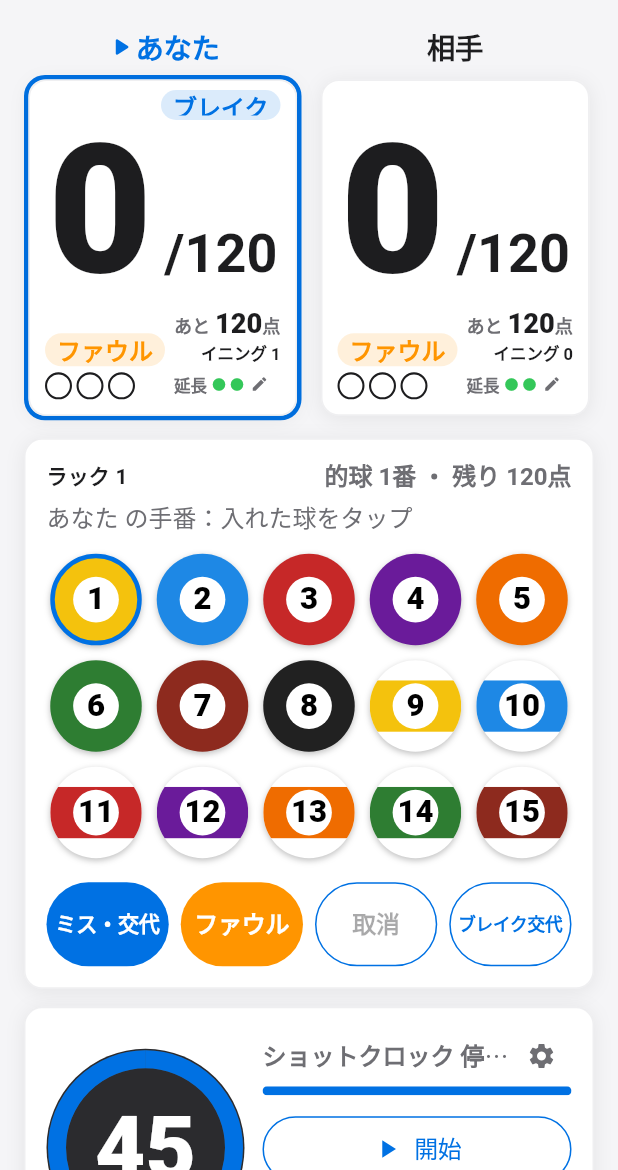
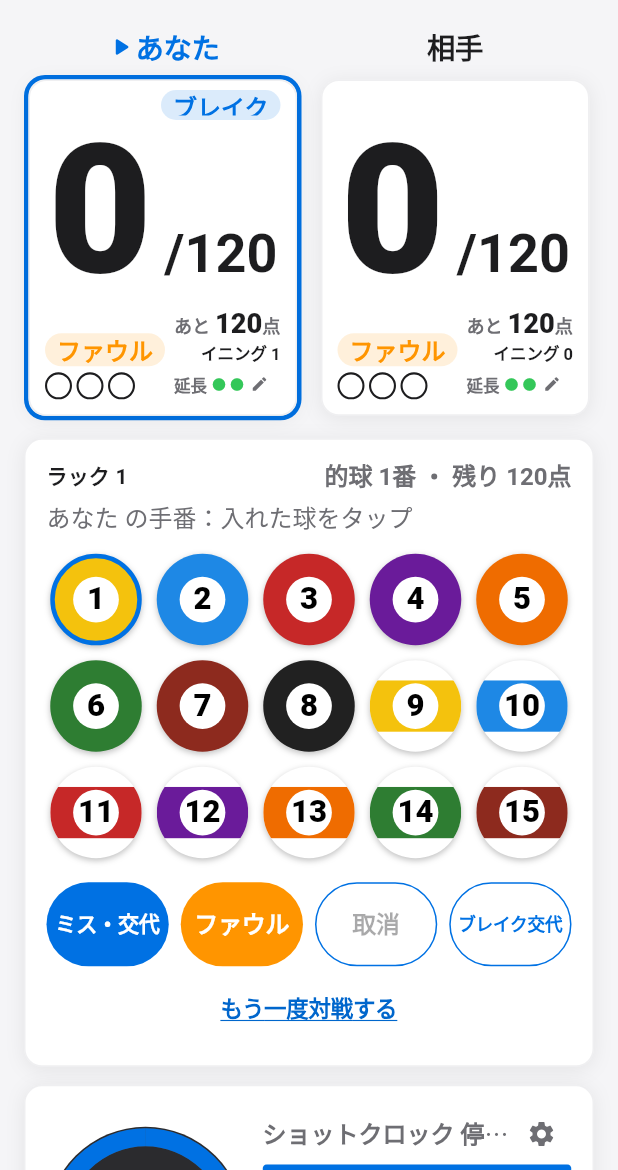
Before and after one commit to 7aota7-ai/billiards_flutter, a Flutter app: the RotationScreen screen opened by its route, on a phone screen of 412 x 824 dp, the part 66-1236 px from its top. Run offline on Flutter 3.47's test engine with Material 3 defaults, Android fonts, the phone set to English and light mode, and no system bars; our stand-ins replace camera, file_picker, image_picker, share_plus, shared_preferences, web; missing offline and left inert: dart:js_interop, gal; accounts and stored records are empty; Roboto replaces fonts that are missing (Meiryo UI).

Commit message:
feat: ローテーションに「もう一度対戦する」を追加、延長の初期値を2回に統一
- ボタン列の下にテキストリンクで配置。点数・延長・ファウル・記録をリセットし、
  目標点・延長回数・秒数・先攻ブレイクは維持（試合途中は確認を表示）
- エクステンション初期値をクラスに関係なく両者2回に

Co-Authored-By: Claude Opus 5.5 <noreply@anthropic.com>

```diff
--- a/lib/models/rotation_game.dart
+++ b/lib/models/rotation_game.dart
@@ -88,6 +88,7 @@ class RotationGame {
           extensions ?? const [defaultExtensions, defaultExtensions],
         ),
         _breaker = breaker,
+        _startBreaker = breaker,
         _shooter = breaker {
     _openInning();
   }
@@ -116,6 +117,9 @@ class RotationGame {
   final List<RotationInning> innings = <RotationInning>[];
 
   int _breaker;
+
+  /// 試合開始時の先攻ブレイク（もう一度対戦するときに同じ条件で始めるため）
+  int _startBreaker;
   int _shooter;
   int? winner;
   int _plays = 0;
@@ -186,6 +190,7 @@ class RotationGame {
   void setBreaker(int player) {
     if (isStarted) return;
     _breaker = player;
+    _startBreaker = player;
     _shooter = player;
     innings
       ..clear()
@@ -278,7 +283,10 @@ class RotationGame {
     _undoStack.removeLast().restoreTo(this);
   }
 
+  /// 同じ条件（目標点・エクステンション回数・先攻ブレイク）で試合をやり直す。
+  /// 点数・ファウル・使用済みエクステンション・ラック／イニング記録をリセット。
   void reset() {
+    _breaker = _startBreaker;
     scores
       ..[0] = 0
       ..[1] = 0;
--- a/lib/screens/rotation_screen.dart
+++ b/lib/screens/rotation_screen.dart
@@ -41,17 +41,9 @@ class RotationScreen extends StatefulWidget {
   State<RotationScreen> createState() => _RotationScreenState();
 }
 
-/// クラス別のエクステンション回数の初期値（A級以上3回、それ以外2回）。
-int _defaultExtensionsFor(PlayerRank? rank) =>
-    rank == PlayerRank.a || rank == PlayerRank.sa ? 3 : 2;
-
 class _RotationScreenState extends State<RotationScreen> {
-  late final RotationGame _game = RotationGame(
-    extensions: [
-      _defaultExtensionsFor(widget.p1Rank),
-      _defaultExtensionsFor(widget.p2Rank),
-    ],
-  );
+  // エクステンションは両者とも初期値2回（選手パネルの「延長」から変更可）
+  final RotationGame _game = RotationGame();
   final ShotClock _clock = ShotClock();
   Timer? _ticker;
 
@@ -252,12 +244,21 @@ class _RotationScreenState extends State<RotationScreen> {
     setState(() => _game.setTarget(player, result));
   }
 
-  Future<void> _confirmReset() async {
+  /// もう一度対戦する：同じ条件（目標点・延長回数・秒数・先攻ブレイク）で、
+  /// 点数・延長・ファウル・記録をリセット。試合の途中なら確認を出す。
+  Future<void> _rematch() => _confirmReset(askOnlyMidGame: true);
+
+  Future<void> _confirmReset({bool askOnlyMidGame = false}) async {
+    final midGame = _game.isStarted && _game.winner == null;
+    if (!askOnlyMidGame || midGame) {
       final ok = await showDialog<bool>(
         context: context,
         builder: (ctx) => AlertDialog(
-        title: const Text('試合をリセットしますか？'),
-        content: const Text('得点とラック履歴がすべて消えます。'),
+          title: Text(midGame ? '試合の途中です。やり直しますか？' : '試合をリセットしますか？'),
+          content: const Text(
+            '点数・延長・ファウル・ラック／イニング記録がリセットされます。\n'
+            '目標点・延長回数・ショットクロック秒数・先攻ブレイクはそのままです。',
+          ),
           actions: [
             TextButton(
               onPressed: () => Navigator.of(ctx).pop(false),
@@ -268,12 +269,14 @@ class _RotationScreenState extends State<RotationScreen> {
               style: TextButton.styleFrom(
                 foregroundColor: Theme.of(ctx).colorScheme.error,
               ),
-            child: const Text('リセット'),
+              child: const Text('やり直す'),
             ),
           ],
         ),
       );
       if (ok != true) return;
+    }
+    if (!mounted) return;
     setState(() {
       _game.reset();
       _clock.stopAndReset();
@@ -495,6 +498,23 @@ class _RotationScreenState extends State<RotationScreen> {
                           ),
                         ),
                       ],
+                    ),
+                    const SizedBox(height: 4),
+                    // 同じ条件でもう一度（点数・延長・ファウルをリセット）
+                    Center(
+                      child: TextButton(
+                        onPressed: _rematch,
+                        child: const Text(
+                          'もう一度対戦する',
+                          style: TextStyle(
+                            fontSize: 15,
+                            fontWeight: FontWeight.w600,
+                            decoration: TextDecoration.underline,
+                            decorationColor: AppleColors.linkBlue,
+                            color: AppleColors.linkBlue,
+                          ),
+                        ),
+                      ),
                     ),
                   ],
                 ),
```
Also changed, not shown: 1 other file. Lines whose indentation alone changed are shown as unchanged.
